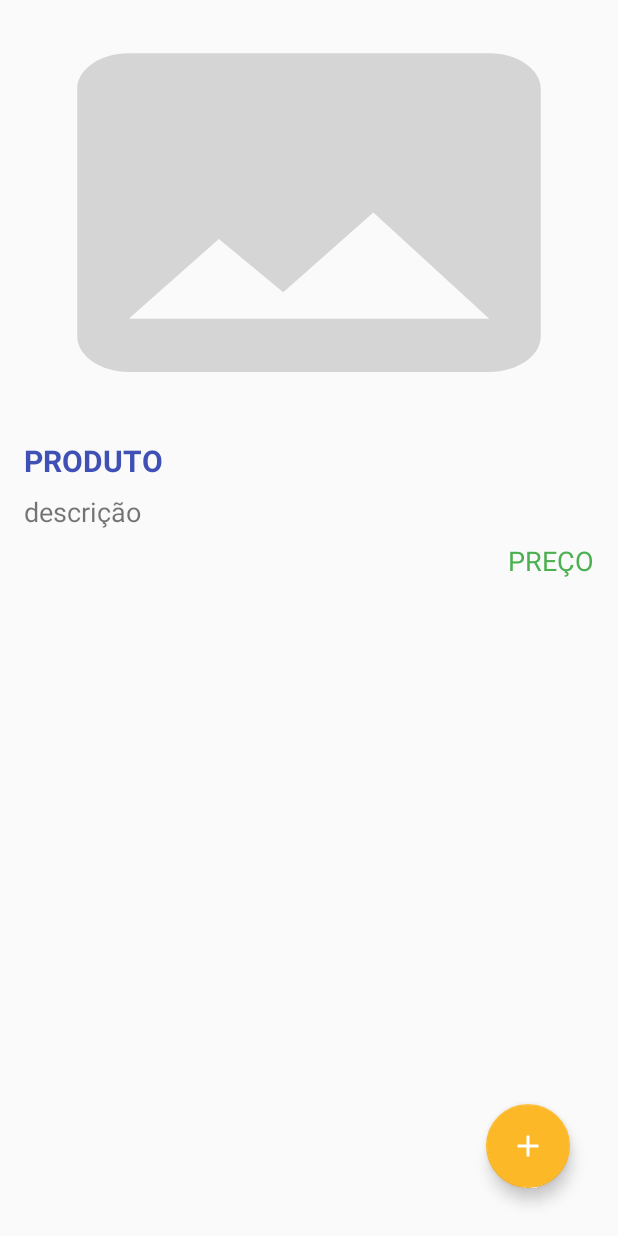
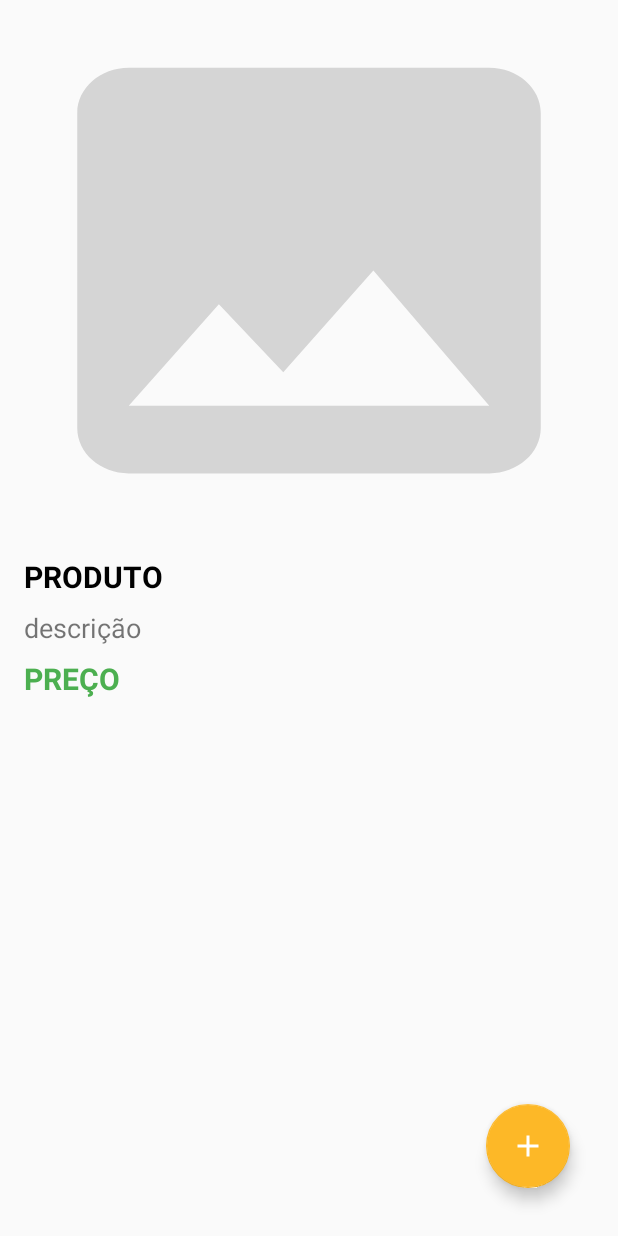
Before and after one commit to anathayna/rule-them-all, an Android app: the layout activity_store.xml on its own in the app's theme, with its tools: preview values and no code run, on a phone screen of 412 x 824 dp. Run offline under Robolectric (Android 15) with nearby library versions, the phone set to English and light mode, and no system bars.

Commit message:
atualizando o layout

```diff
--- a/app/src/main/java/br/fetter/rulethemall/activities/CartActivity.kt
+++ b/app/src/main/java/br/fetter/rulethemall/activities/CartActivity.kt
@@ -65,6 +65,7 @@ class CartActivity : AppCompatActivity() {
         for (product in productCartList) {
             val card = layoutInflater.inflate(R.layout.product_card_cart, container, false)
             card.txtCartProductName.text = product.productName
+            card.txtCategory.text = product.categoryName
             val aa = ArrayAdapter(this, android.R.layout.simple_spinner_item, list_of_items)
             aa.setDropDownViewResource(android.R.layout.simple_spinner_dropdown_item)
             card.spinner_product.adapter = aa
--- a/app/src/main/java/br/fetter/rulethemall/activities/HomeListActivity.kt
+++ b/app/src/main/java/br/fetter/rulethemall/activities/HomeListActivity.kt
@@ -27,7 +27,6 @@ import java.util.*
 import kotlin.collections.HashMap
 import com.facebook.shimmer.Shimmer
 import com.facebook.shimmer.ShimmerDrawable
-import kotlinx.android.synthetic.main.product_card_cart.view.*
 
 class HomeListActivity : AppCompatActivity() {
 
@@ -264,7 +263,7 @@ class HomeListActivity : AppCompatActivity() {
 
             productCard.txtProductName.text = order.productName
             productCard.txtPrice.text = formatter.format(order.unitPrice)
-            productCard.txtCategoria.text = order.categoryName
+            productCard.txtCategory.text = order.categoryName
 
             try {
                 val id: Int = this.resources.getIdentifier(order.imageName, "drawable", this.packageName)
--- a/app/src/main/res/layout/activity_store.xml
+++ b/app/src/main/res/layout/activity_store.xml
@@ -28,7 +28,7 @@
                     android:layout_width="0dp"
                     android:layout_height="0dp"
                     android:scaleType="fitXY"
-                    app:layout_constraintDimensionRatio="16:11"
+                    app:layout_constraintDimensionRatio="16:14"
                     app:layout_constraintEnd_toEndOf="parent"
                     app:layout_constraintStart_toStartOf="parent"
                     app:layout_constraintTop_toTopOf="parent"
@@ -44,7 +44,7 @@
                 android:layout_marginTop="10dp"
                 android:layout_marginRight="16dp"
                 android:text="PRODUTO"
-                android:textColor="#3F51B5"
+                android:textColor="#000000"
                 android:textSize="20sp"
                 android:textStyle="bold" />
 
@@ -66,9 +66,10 @@
                 android:layout_marginTop="8dp"
                 android:layout_marginRight="16dp"
                 android:text="PREÇO"
-                android:textAlignment="viewEnd"
+                android:textAlignment="viewStart"
                 android:textColor="#4CAF50"
-                android:textSize="18sp" />
+                android:textSize="20sp"
+                android:textStyle="bold" />
 
         </LinearLayout>
     </ScrollView>
--- a/app/src/main/res/layout/product_card.xml
+++ b/app/src/main/res/layout/product_card.xml
@@ -54,7 +54,7 @@
                 android:textStyle="bold" />
 
             <TextView
-                android:id="@+id/txtCategoria"
+                android:id="@+id/txtCategory"
                 android:layout_width="match_parent"
                 android:layout_height="wrap_content"
                 android:layout_marginLeft="10dp"
```
Also changed, not shown: app/src/main/res/layout/activity_cart.xml (+5 -2 lines), app/src/main/res/layout/last_order_card.xml (+5 -3 lines), app/src/main/res/layout/product_card_cart.xml (+7 -6 lines).
